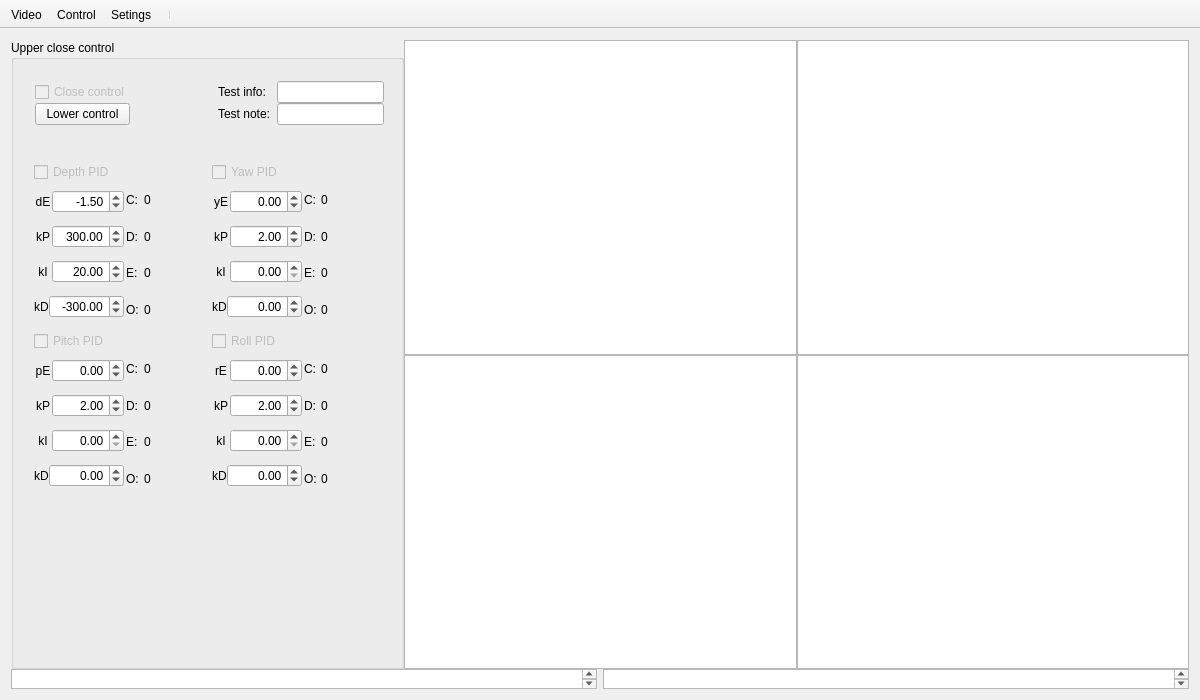
Qt form mainwindow.ui (zt-luo/SubControl) before a commit.
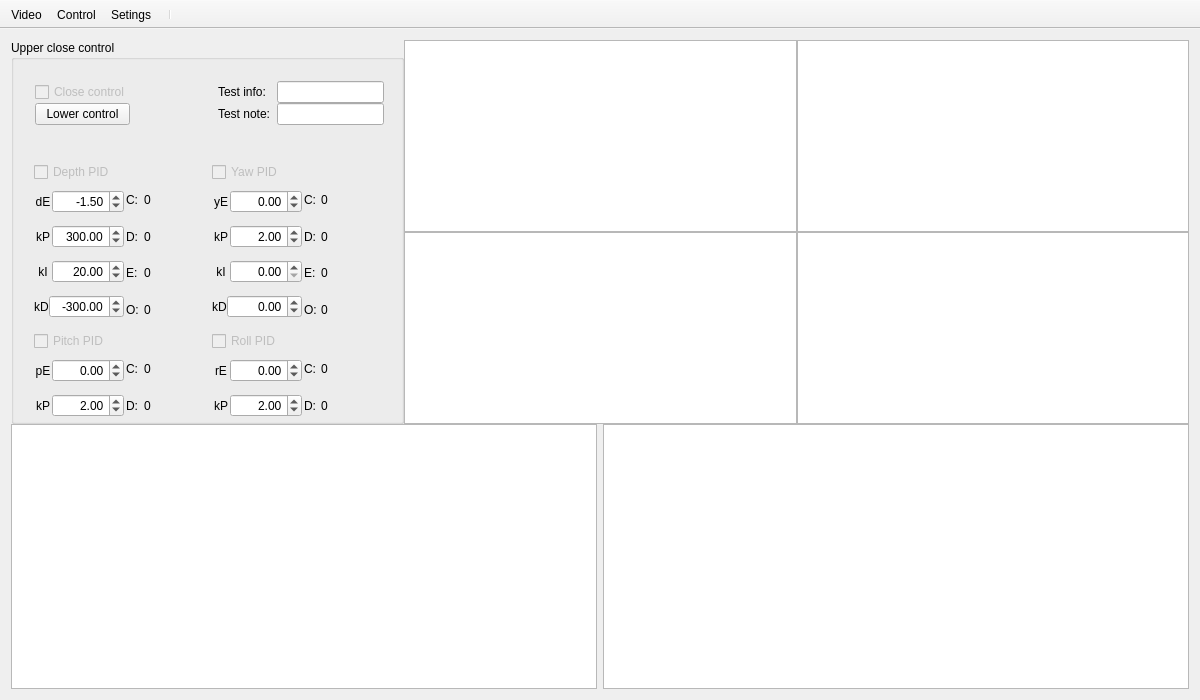
The same form after that commit. The open tabs and pages were chosen to show the change. Icons and pictures are not drawn. Custom widgets are drawn as their Qt base class.

Commit message: fix video picture background; add messagebox when arm vhicle;

The edit to the form file:
```diff
--- a/mainwindow.ui
+++ b/mainwindow.ui
@@ -22,7 +22,7 @@
   <widget class="QWidget" name="centralWidget">
    <layout class="QGridLayout" name="gridLayout">
     <item row="0" column="0">
-     <layout class="QVBoxLayout" name="mainWindowsVerticalLayout" stretch="5000,1">
+     <layout class="QVBoxLayout" name="mainWindowsVerticalLayout" stretch="0,1">
       <property name="spacing">
        <number>0</number>
       </property>
@@ -412,7 +412,7 @@
                 </item>
                </layout>
               </widget>
-              <widget class="QWidget" name="">
+              <widget class="QWidget" name="layoutWidget">
                <property name="geometry">
                 <rect>
                  <x>12</x>
```
Left out of the diff: 4 changed lines with no effect on the pictures. The commit also changes 1 other file.
